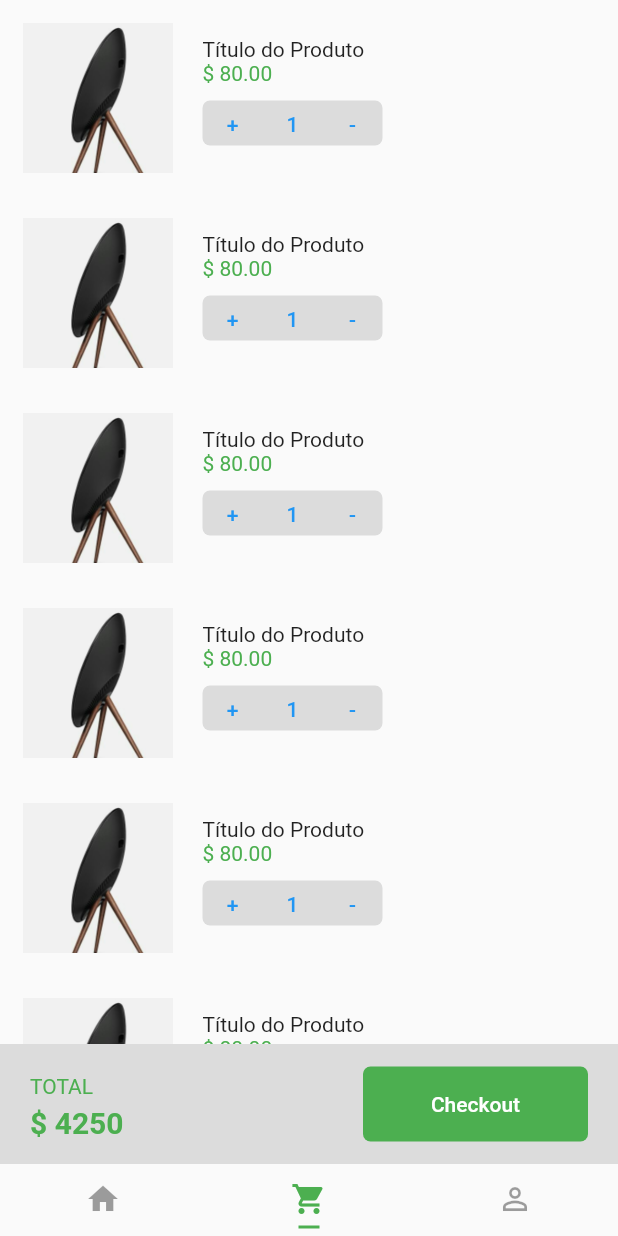
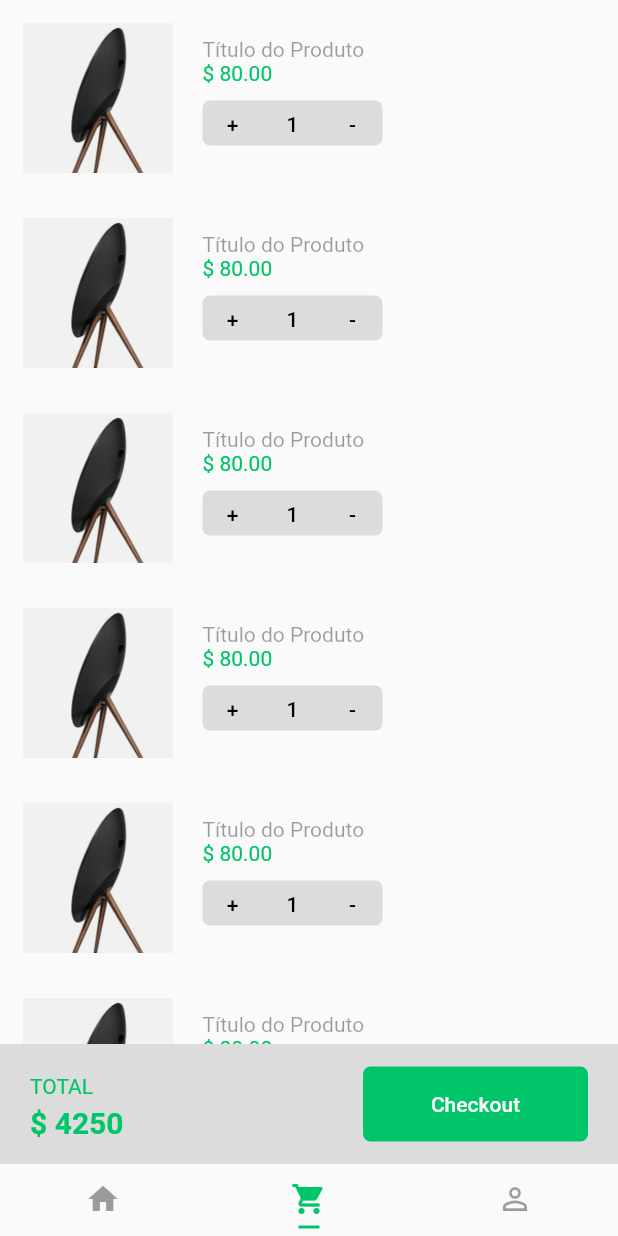
Before and after one commit to SamuelAlv3s/App-Shopping, a Flutter app: the screen it shows after launch, item 2 of the bottom bar chosen, on a phone screen of 412 x 824 dp. Run offline on Flutter 3.47's test engine with Material 2 defaults, Android fonts, the phone set to English and light mode, and no system bars.

Commit message:
theme: cart page and home page

```diff
--- a/lib/main.dart
+++ b/lib/main.dart
@@ -2,6 +2,7 @@ import 'package:flutter/material.dart';
 import 'package:shopping/pages/cart.page.dart';
 import 'package:shopping/pages/login.page.dart';
 import 'package:shopping/pages/tabs.page.dart';
+import 'package:shopping/themes/light.theme.dart';
 
 void main() {
   runApp(const MyApp());
@@ -15,9 +16,7 @@ class MyApp extends StatelessWidget {
     return MaterialApp(
         title: 'Flutter Demo',
         debugShowCheckedModeBanner: false,
-        theme: ThemeData(
-          primarySwatch: Colors.blue,
-        ),
+        theme: lightTheme(),
         home: DefaultTabController(
           length: 3,
           child: TabsPage(),
--- a/lib/pages/cart.page.dart
+++ b/lib/pages/cart.page.dart
@@ -1,6 +1,4 @@
 import 'package:flutter/material.dart';
-import 'package:flutter/src/widgets/container.dart';
-import 'package:flutter/src/widgets/framework.dart';
 
 class CartPage extends StatelessWidget {
   const CartPage({super.key});
@@ -13,7 +11,7 @@ class CartPage extends StatelessWidget {
       children: <Widget>[
         Expanded(
           child: Container(
-            child: productList(),
+            child: productList(context),
           ),
         ),
         Container(
@@ -29,7 +27,7 @@ class CartPage extends StatelessWidget {
                     children: <Widget>[
                       Text(
                         'TOTAL',
-                        style: TextStyle(color: Colors.green),
+                        style: TextStyle(color: Theme.of(context).primaryColor),
                       ),
                       SizedBox(
                         height: 5,
@@ -37,7 +35,7 @@ class CartPage extends StatelessWidget {
                       Text(
                         '\$ 4250',
                         style: TextStyle(
-                            color: Colors.green,
+                            color: Theme.of(context).primaryColor,
                             fontWeight: FontWeight.bold,
                             fontSize: 20),
                       ),
@@ -48,7 +46,7 @@ class CartPage extends StatelessWidget {
                   width: 150,
                   height: 50,
                   decoration: BoxDecoration(
-                    color: Colors.green,
+                    color: Theme.of(context).primaryColor,
                     borderRadius: BorderRadius.all(Radius.circular(5)),
                   ),
                   margin: EdgeInsets.only(right: 20),
@@ -67,21 +65,21 @@ class CartPage extends StatelessWidget {
   }
 }
 
-Widget productList() {
+Widget productList(context) {
   return ListView(
     children: <Widget>[
-      productItem(),
-      productItem(),
-      productItem(),
-      productItem(),
-      productItem(),
-      productItem(),
-      productItem(),
+      productItem(context),
+      productItem(context),
+      productItem(context),
+      productItem(context),
+      productItem(context),
+      productItem(context),
+      productItem(context),
     ],
   );
 }
 
-Widget productItem() {
+Widget productItem(context) {
   return Container(
     height: 120,
     margin: EdgeInsets.all(5),
@@ -103,7 +101,7 @@ Widget productItem() {
             Text('Título do Produto'),
             Text(
               '\$ 80.00',
-              style: TextStyle(color: Colors.green),
+              style: TextStyle(color: Theme.of(context).primaryColor),
             ),
             SizedBox(
               height: 10,
@@ -119,7 +117,10 @@ Widget productItem() {
                   width: 40,
                   alignment: Alignment.center,
                   child: TextButton(
-                    child: Text('+'),
+                    child: Text(
+                      '+',
+                      style: TextStyle(color: Colors.black),
+                    ),
                     onPressed: () {},
                   ),
                 ),
@@ -127,7 +128,10 @@ Widget productItem() {
                   width: 40,
                   alignment: Alignment.center,
                   child: TextButton(
-                    child: Text('1'),
+                    child: Text(
+                      '1',
+                      style: TextStyle(color: Colors.black),
+                    ),
                     onPressed: () {},
                   ),
                 ),
@@ -135,7 +139,10 @@ Widget productItem() {
                   width: 40,
                   alignment: Alignment.center,
                   child: TextButton(
-                    child: Text('-'),
+                    child: Text(
+                      '-',
+                      style: TextStyle(color: Colors.black),
+                    ),
                     onPressed: () {},
                   ),
                 ),
--- a/lib/pages/tabs.page.dart
+++ b/lib/pages/tabs.page.dart
@@ -1,6 +1,4 @@
 import 'package:flutter/material.dart';
-import 'package:flutter/src/widgets/container.dart';
-import 'package:flutter/src/widgets/framework.dart';
 import 'package:shopping/pages/cart.page.dart';
 import 'package:shopping/pages/home.page.dart';
 import 'package:shopping/pages/login.page.dart';
@@ -18,11 +16,11 @@ class TabsPage extends StatelessWidget {
           Tab(icon: Icon(Icons.shopping_cart)),
           Tab(icon: Icon(Icons.perm_identity)),
         ],
-        labelColor: Colors.green,
+        labelColor: Theme.of(context).primaryColor,
         unselectedLabelColor: Colors.black38,
         indicatorSize: TabBarIndicatorSize.label,
         indicatorPadding: EdgeInsets.all(5),
-        indicatorColor: Colors.green,
+        indicatorColor: Theme.of(context).primaryColor,
       ),
     );
   }
--- /dev/null
+++ b/lib/themes/light.theme.dart
@@ -0,0 +1,24 @@
+import 'package:flutter/material.dart';
+
+const brightness = Brightness.light;
+const primaryColor = Color(0xFF00C569);
+const lightColor = Color(0xFFFFFFFF);
+const backgroundColor = Color(0xFFF5F5F5);
+const dangerColor = Color(0xFFFF0000);
+
+ThemeData lightTheme() {
+  return ThemeData(
+    brightness: brightness,
+    primaryColor: primaryColor,
+    colorScheme: ColorScheme.light(
+      primary: primaryColor,
+      secondary: lightColor,
+    ),
+    backgroundColor: backgroundColor,
+    errorColor: dangerColor,
+    textTheme: TextTheme(
+        bodyText2: TextStyle(color: Colors.black38),
+        button: TextStyle(color: Colors.green),
+        headline5: TextStyle(color: Colors.green.shade900)),
+  );
+}
```
Also changed, not shown: lib/pages/home.page.dart (+2 -5 lines).
